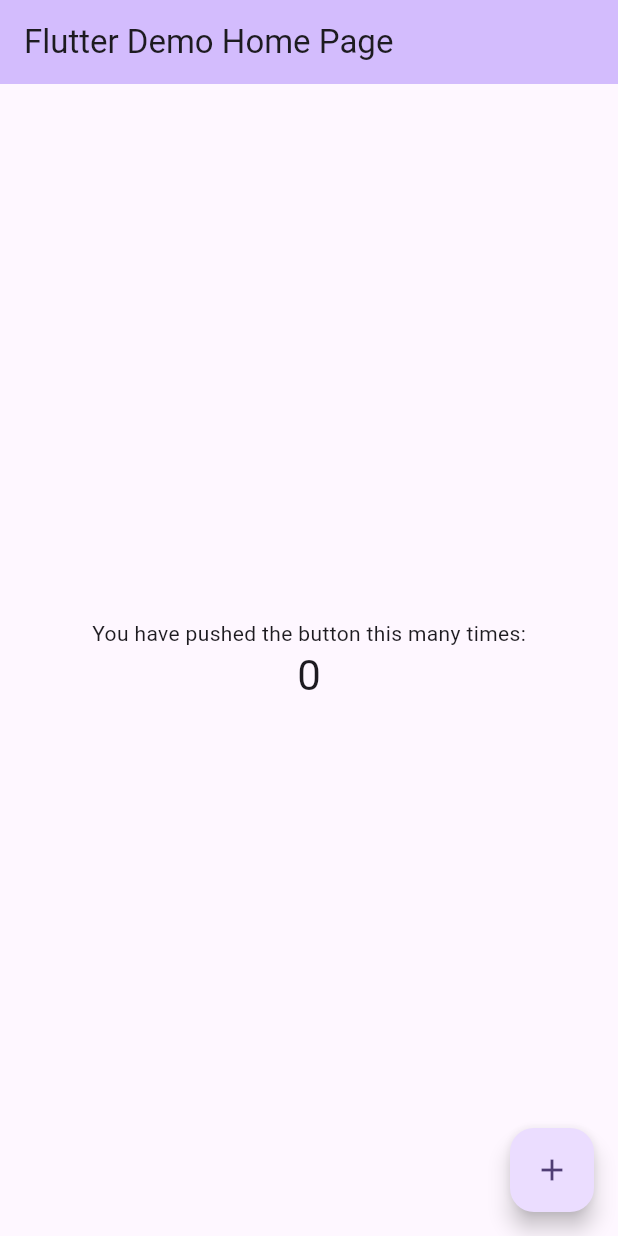
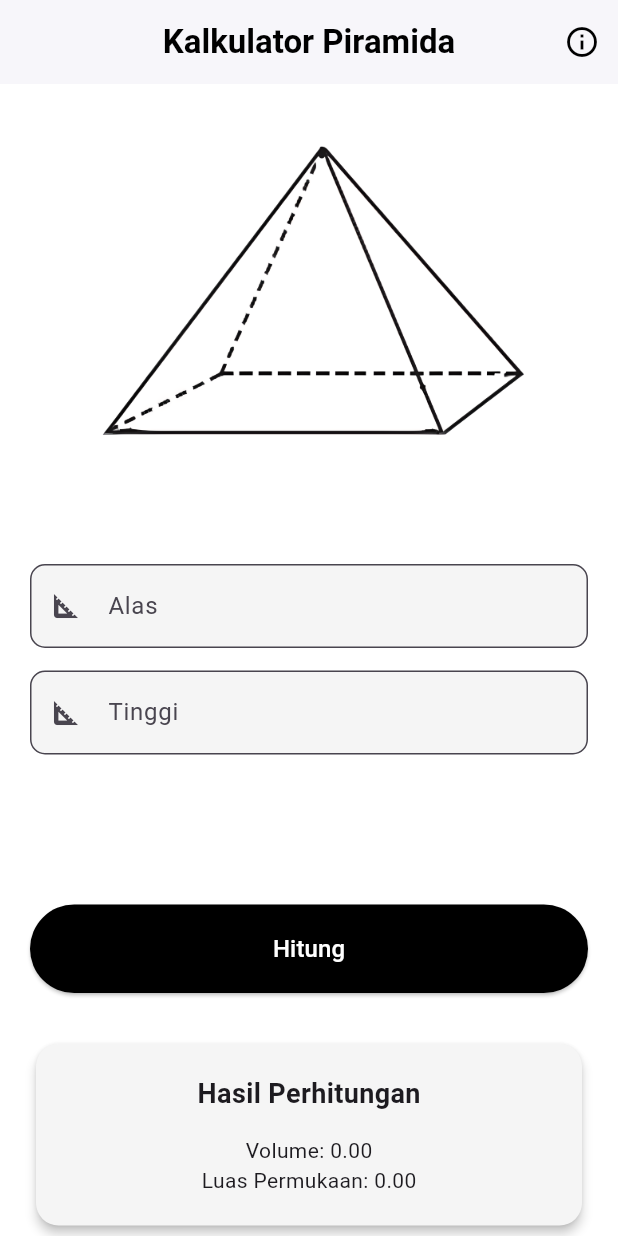
Before and after one commit to ReynardAdimas/TPM_Tugas2, a Flutter app: the screen it shows after launch, on a phone screen of 412 x 824 dp. Run offline on Flutter 3.47's test engine with Material 3 defaults, Android fonts, the phone set to English and light mode, and no system bars.

Commit message:
update: first commit fitur piramid

```diff
--- a/lib/main.dart
+++ b/lib/main.dart
@@ -1,122 +1,141 @@
+// import 'package:flutter/material.dart';
+
+// void main() {
+//   runApp(const MyApp());
+// }
+
+// class MyApp extends StatelessWidget {
+//   const MyApp({super.key});
+
+//   // This widget is the root of your application.
+//   @override
+//   Widget build(BuildContext context) {
+//     return MaterialApp(
+//       title: 'Flutter Demo',
+//       theme: ThemeData(
+//         // This is the theme of your application.
+//         //
+//         // TRY THIS: Try running your application with "flutter run". You'll see
+//         // the application has a purple toolbar. Then, without quitting the app,
+//         // try changing the seedColor in the colorScheme below to Colors.green
+//         // and then invoke "hot reload" (save your changes or press the "hot
+//         // reload" button in a Flutter-supported IDE, or press "r" if you used
+//         // the command line to start the app).
+//         //
+//         // Notice that the counter didn't reset back to zero; the application
+//         // state is not lost during the reload. To reset the state, use hot
+//         // restart instead.
+//         //
+//         // This works for code too, not just values: Most code changes can be
+//         // tested with just a hot reload.
+//         colorScheme: .fromSeed(seedColor: Colors.deepPurple),
+//       ),
+//       home: const MyHomePage(title: 'Flutter Demo Home Page'),
+//     );
+//   }
+// }
+
+// class MyHomePage extends StatefulWidget {
+//   const MyHomePage({super.key, required this.title});
+
+//   // This widget is the home page of your application. It is stateful, meaning
+//   // that it has a State object (defined below) that contains fields that affect
+//   // how it looks.
+
+//   // This class is the configuration for the state. It holds the values (in this
+//   // case the title) provided by the parent (in this case the App widget) and
+//   // used by the build method of the State. Fields in a Widget subclass are
+//   // always marked "final".
+
+//   final String title;
+
+//   @override
+//   State<MyHomePage> createState() => _MyHomePageState();
+// }
+
+// class _MyHomePageState extends State<MyHomePage> {
+//   int _counter = 0;
+
+//   void _incrementCounter() {
+//     setState(() {
+//       // This call to setState tells the Flutter framework that something has
+//       // changed in this State, which causes it to rerun the build method below
+//       // so that the display can reflect the updated values. If we changed
+//       // _counter without calling setState(), then the build method would not be
+//       // called again, and so nothing would appear to happen.
+//       _counter++;
+//     });
+//   }
+
+//   @override
+//   Widget build(BuildContext context) {
+//     // This method is rerun every time setState is called, for instance as done
+//     // by the _incrementCounter method above.
+//     //
+//     // The Flutter framework has been optimized to make rerunning build methods
+//     // fast, so that you can just rebuild anything that needs updating rather
+//     // than having to individually change instances of widgets.
+//     return Scaffold(
+//       appBar: AppBar(
+//         // TRY THIS: Try changing the color here to a specific color (to
+//         // Colors.amber, perhaps?) and trigger a hot reload to see the AppBar
+//         // change color while the other colors stay the same.
+//         backgroundColor: Theme.of(context).colorScheme.inversePrimary,
+//         // Here we take the value from the MyHomePage object that was created by
+//         // the App.build method, and use it to set our appbar title.
+//         title: Text(widget.title),
+//       ),
+//       body: Center(
+//         // Center is a layout widget. It takes a single child and positions it
+//         // in the middle of the parent.
+//         child: Column(
+//           // Column is also a layout widget. It takes a list of children and
+//           // arranges them vertically. By default, it sizes itself to fit its
+//           // children horizontally, and tries to be as tall as its parent.
+//           //
+//           // Column has various properties to control how it sizes itself and
+//           // how it positions its children. Here we use mainAxisAlignment to
+//           // center the children vertically; the main axis here is the vertical
+//           // axis because Columns are vertical (the cross axis would be
+//           // horizontal).
+//           //
+//           // TRY THIS: Invoke "debug painting" (choose the "Toggle Debug Paint"
+//           // action in the IDE, or press "p" in the console), to see the
+//           // wireframe for each widget.
+//           mainAxisAlignment: .center,
+//           children: [
+//             const Text('You have pushed the button this many times:'),
+//             Text(
+//               '$_counter',
+//               style: Theme.of(context).textTheme.headlineMedium,
+//             ),
+//           ],
+//         ),
+//       ),
+//       floatingActionButton: FloatingActionButton(
+//         onPressed: _incrementCounter,
+//         tooltip: 'Increment',
+//         child: const Icon(Icons.add),
+//       ),
+//     );
+//   }
+// }
+
 import 'package:flutter/material.dart';
+import 'package:tpm_tugas2/pages/piramid_page.dart';
 
 void main() {
-  runApp(const MyApp());
+  runApp(const MainApp());
 }
 
-class MyApp extends StatelessWidget {
-  const MyApp({super.key});
+class MainApp extends StatelessWidget {
+  const MainApp({super.key});
 
-  // This widget is the root of your application.
   @override
   Widget build(BuildContext context) {
-    return MaterialApp(
-      title: 'Flutter Demo',
-      theme: ThemeData(
-        // This is the theme of your application.
-        //
-        // TRY THIS: Try running your application with "flutter run". You'll see
-        // the application has a purple toolbar. Then, without quitting the app,
-        // try changing the seedColor in the colorScheme below to Colors.green
-        // and then invoke "hot reload" (save your changes or press the "hot
-        // reload" button in a Flutter-supported IDE, or press "r" if you used
-        // the command line to start the app).
-        //
-        // Notice that the counter didn't reset back to zero; the application
-        // state is not lost during the reload. To reset the state, use hot
-        // restart instead.
-        //
-        // This works for code too, not just values: Most code changes can be
-        // tested with just a hot reload.
-        colorScheme: .fromSeed(seedColor: Colors.deepPurple),
-      ),
-      home: const MyHomePage(title: 'Flutter Demo Home Page'),
+    return const MaterialApp(
+      debugShowCheckedModeBanner: false,
+      home: PiramidPage()
     );
   }
 }
-
-class MyHomePage extends StatefulWidget {
-  const MyHomePage({super.key, required this.title});
-
-  // This widget is the home page of your application. It is stateful, meaning
-  // that it has a State object (defined below) that contains fields that affect
-  // how it looks.
-
-  // This class is the configuration for the state. It holds the values (in this
-  // case the title) provided by the parent (in this case the App widget) and
-  // used by the build method of the State. Fields in a Widget subclass are
-  // always marked "final".
-
-  final String title;
-
-  @override
-  State<MyHomePage> createState() => _MyHomePageState();
-}
-
-class _MyHomePageState extends State<MyHomePage> {
-  int _counter = 0;
-
-  void _incrementCounter() {
-    setState(() {
-      // This call to setState tells the Flutter framework that something has
-      // changed in this State, which causes it to rerun the build method below
-      // so that the display can reflect the updated values. If we changed
-      // _counter without calling setState(), then the build method would not be
-      // called again, and so nothing would appear to happen.
-      _counter++;
-    });
-  }
-
-  @override
-  Widget build(BuildContext context) {
-    // This method is rerun every time setState is called, for instance as done
-    // by the _incrementCounter method above.
-    //
-    // The Flutter framework has been optimized to make rerunning build methods
-    // fast, so that you can just rebuild anything that needs updating rather
-    // than having to individually change instances of widgets.
-    return Scaffold(
-      appBar: AppBar(
-        // TRY THIS: Try changing the color here to a specific color (to
-        // Colors.amber, perhaps?) and trigger a hot reload to see the AppBar
-        // change color while the other colors stay the same.
-        backgroundColor: Theme.of(context).colorScheme.inversePrimary,
-        // Here we take the value from the MyHomePage object that was created by
-        // the App.build method, and use it to set our appbar title.
-        title: Text(widget.title),
-      ),
-      body: Center(
-        // Center is a layout widget. It takes a single child and positions it
-        // in the middle of the parent.
-        child: Column(
-          // Column is also a layout widget. It takes a list of children and
-          // arranges them vertically. By default, it sizes itself to fit its
-          // children horizontally, and tries to be as tall as its parent.
-          //
-          // Column has various properties to control how it sizes itself and
-          // how it positions its children. Here we use mainAxisAlignment to
-          // center the children vertically; the main axis here is the vertical
-          // axis because Columns are vertical (the cross axis would be
-          // horizontal).
-          //
-          // TRY THIS: Invoke "debug painting" (choose the "Toggle Debug Paint"
-          // action in the IDE, or press "p" in the console), to see the
-          // wireframe for each widget.
-          mainAxisAlignment: .center,
-          children: [
-            const Text('You have pushed the button this many times:'),
-            Text(
-              '$_counter',
-              style: Theme.of(context).textTheme.headlineMedium,
-            ),
-          ],
-        ),
-      ),
-      floatingActionButton: FloatingActionButton(
-        onPressed: _incrementCounter,
-        tooltip: 'Increment',
-        child: const Icon(Icons.add),
-      ),
-    );
-  }
-}
--- /dev/null
+++ b/lib/pages/piramid_page.dart
@@ -0,0 +1,227 @@
+import 'package:flutter/material.dart';
+import 'dart:math';
+
+class PiramidPage extends StatefulWidget {
+  const PiramidPage({super.key});
+
+  @override
+  State<PiramidPage> createState() => _PiramidScreenState();
+}
+
+class _PiramidScreenState extends State<PiramidPage> {
+
+  final TextEditingController sisiC = TextEditingController();
+  final TextEditingController tinggiC = TextEditingController();
+
+  double volume = 0;
+  double luas = 0;
+
+  void hitungPiramida() {
+    double s = double.tryParse(sisiC.text) ?? 0;
+    double t = double.tryParse(tinggiC.text) ?? 0;
+
+    double luasAlas = s * s;
+    volume = (1 / 3) * luasAlas * t;
+
+    double tinggiSisi = sqrt(pow(s / 2, 2) + pow(t, 2));
+    luas = luasAlas + (2 * s * tinggiSisi);
+
+    setState(() {});
+  }
+
+  void errorHandling() {
+    if (sisiC.text.isEmpty || tinggiC.text.isEmpty) {
+      ScaffoldMessenger.of(context).showSnackBar(
+        const SnackBar(content: Text("Alas dan Tinggi harus diisi!!!"))
+      );
+      return;
+    }
+
+    double? s = double.tryParse(sisiC.text);
+    double? t = double.tryParse(tinggiC.text);
+
+    if (s == null || t == null) {
+      ScaffoldMessenger.of(context).showSnackBar(
+        const SnackBar(content: Text("Input Harus Angka!!!"))
+      );
+      return;
+    }
+
+    if (s <= 0 || t <= 0) {
+      ScaffoldMessenger.of(context).showSnackBar(
+        const SnackBar(content: Text("Nilai Harus Lebih Dari 0!!!"))
+      );
+      return;
+    }
+  }
+
+  @override
+  Widget build(BuildContext context) {
+    return Scaffold(
+      backgroundColor: Colors.white,
+
+      appBar: AppBar(
+        title: const Text(
+          "Kalkulator Piramida",
+          style: TextStyle(
+            fontWeight: FontWeight.bold,
+            color: Colors.black
+          ),
+        ),
+        centerTitle: true,
+        backgroundColor: Colors.white,
+        elevation: 1,
+        iconTheme: const IconThemeData(color: Colors.black),
+
+        actions: [
+          IconButton(
+            icon: const Icon(Icons.info_outline),
+            onPressed: () {
+              showDialog(
+                context: context,
+                builder: (context) {
+                  return AlertDialog(
+                    title: const Text("Rumus Piramida"),
+                    content: const Column(
+                      mainAxisSize: MainAxisSize.min,
+                      crossAxisAlignment: CrossAxisAlignment.start,
+                      children: [
+                        Text(
+                          "Volume",
+                          style: TextStyle(
+                            fontWeight: FontWeight.bold,
+                          ),
+                        ),
+
+                        Text(
+                          "V = 1/3 × luas alas × tinggi",
+                        ),
+
+                        SizedBox(height: 10),
+
+                        Text(
+                          "Luas Permukaan"
+                        ),
+
+                        Text(
+                          "L = s² + 2s√((s/2)² + t²)"
+                        ),
+                      ],
+                    ),
+
+                    actions: [
+                      TextButton(
+                        onPressed: () {
+                          Navigator.pop(context);
+                        },
+                        child: const Text("Tutup"),
+                      )
+                    ],
+                  );
+                },
+              );
+            },
+          ),
+        ],
+      ),
+
+      body: SingleChildScrollView(
+        padding: const EdgeInsets.all(20),
+
+        child: Column(
+          crossAxisAlignment: CrossAxisAlignment.stretch,
+          children: [
+
+            Image.asset(
+              "assets/images/limas.jpg",
+              height: 250,
+            ),
+
+            const SizedBox(height: 50),
+
+            TextField(
+              controller: sisiC,
+              keyboardType: TextInputType.number,
+              decoration: InputDecoration(
+                labelText: "Alas",
+                prefixIcon: const Icon(Icons.square_foot),
+                filled: true,
+                fillColor: Colors.grey[100],
+                border: OutlineInputBorder(
+                  borderRadius: BorderRadius.circular(10),
+                ),
+              ),
+            ),
+
+            const SizedBox(height: 15),
+
+            TextField(
+              controller: tinggiC,
+              keyboardType: TextInputType.number,
+              decoration: InputDecoration(
+                labelText: "Tinggi",
+                prefixIcon: const Icon(Icons.square_foot),
+                filled: true,
+                fillColor: Colors.grey[100],
+                border: OutlineInputBorder(
+                  borderRadius: BorderRadius.circular(10),
+                ),
+              ),
+            ),
+
+            const SizedBox(height: 100),
+
+            ElevatedButton(
+              onPressed: () {
+                hitungPiramida();
+                errorHandling();
+              },
+              style: ElevatedButton.styleFrom(
+                backgroundColor: Colors.black,
+                foregroundColor: Colors.white,
+                padding: const EdgeInsets.symmetric(vertical: 18),
+                shape: RoundedRectangleBorder(
+                  borderRadius: BorderRadius.circular(50)
+                ),
+              ),
+              child: const Text(
+                "Hitung",
+                style: TextStyle(fontSize: 16),
+              ),
+            ),
+
+            const SizedBox(height: 30),
+
+            Card(
+              color: Colors.grey[100],
+              elevation: 3,
+              shape: RoundedRectangleBorder(
+                borderRadius: BorderRadius.circular(15),
+              ),
+              child: Padding(
+                padding: const EdgeInsets.all(20),
+                child: Column(
+                  children: [
+                    const Text(
+                      "Hasil Perhitungan",
+                      style: TextStyle(
+                        fontSize: 18,
+                        fontWeight: FontWeight.bold,
+                      ),
+                    ),
+
+                    const SizedBox(height: 15),
+
+                    Text("Volume: ${volume.toStringAsFixed(2)}"),
+                    Text("Luas Permukaan: ${luas.toStringAsFixed(2)}"),
+                  ],
+                ),
+              ),
+            )
+
+          ],
+        ),
+      ),
+    );
+  }
+}
--- a/pubspec.yaml
+++ b/pubspec.yaml
@@ -52,13 +52,14 @@ dev_dependencies:
 # The following section is specific to Flutter packages.
 flutter:
 
+  uses-material-design: true
   # The following line ensures that the Material Icons font is
   # included with your application, so that you can use the icons in
   # the material Icons class.
-  uses-material-design: true
 
   # To add assets to your application, add an assets section, like this:
-  # assets:
+  assets:
+    - assets/images/limas.jpg
   #   - images/a_dot_burr.jpeg
   #   - images/a_dot_ham.jpeg
 
```
Also changed, not shown: assets/images/limas.jpg (added), pubspec.lock.
